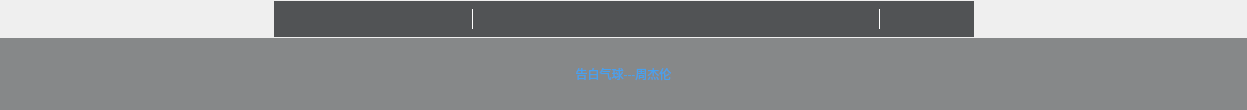
This is VideoPlayer/desktoplyric/toplyric/DesktopLyric.ui in huizhang556/pc-video-player as Qt 5 draws it before an edit. The edited form follows.
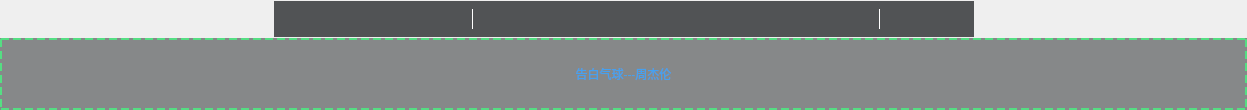
This is the edited form. Icons and pictures are not drawn.

Diff of the .ui file:
```diff
--- a/VideoPlayer/desktoplyric/toplyric/DesktopLyric.ui
+++ b/VideoPlayer/desktoplyric/toplyric/DesktopLyric.ui
@@ -52,7 +52,7 @@
 
 QLabel#label_lyric
 {
-border: none;
+border: 2px dashed rgba(85, 222, 131,1.0);
 /*font: 800 30px &quot;微软雅黑&quot;;*/
 color: rgb(70, 160, 239);
 background-color: rgba(64, 66, 68,0.6);
```
